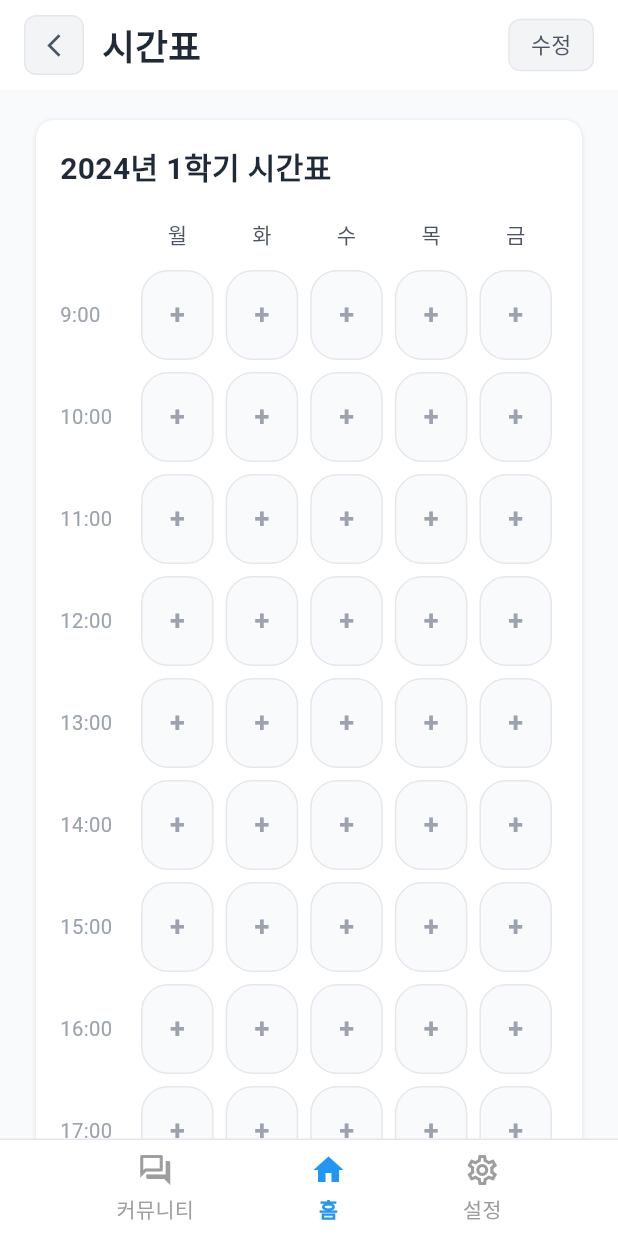
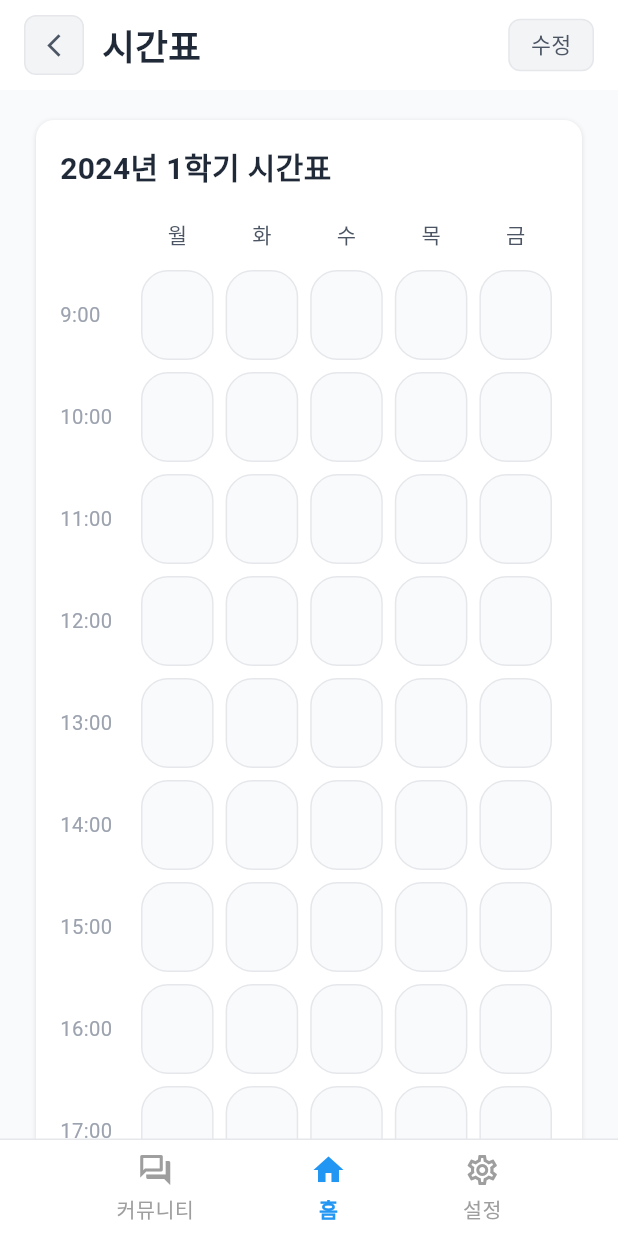
Before and after one commit to seungyun03/StudyApplication, a Flutter app: the screen it shows after launch, after a tap on "전체보기", on a phone screen of 412 x 824 dp. Run offline on Flutter 3.47's test engine with Material 3 defaults, Android fonts, the phone set to English and light mode, and no system bars; our stand-ins replace file_picker, open_filex, shared_preferences.

Commit message:
임시저장

```diff
--- a/lib/FrontEnd/AssignmentAddPage.dart
+++ b/lib/FrontEnd/AddOfSubject/AssignmentAddPage.dart
@@ -1,7 +1,4 @@
-// 📄 AssignmentAddPage.dart (수정 완료: 제출 상태 및 기한 저장 기능 포함)
-// =====================================================
-// 📗 과제 추가 및 수정 페이지
-// =====================================================
+//과제
 
 import 'package:flutter/material.dart';
 import 'package:file_picker/file_picker.dart';
--- a/lib/FrontEnd/FullTimeTable.dart
+++ b/lib/FrontEnd/FullTimeTable.dart
@@ -1,8 +1,12 @@
+// 📄 FullTimeTable.dart (수정됨: 시간표 셀에 GestureDetector 추가)
+
 import 'package:flutter/material.dart';
 import 'package:flutter/services.dart';
 import 'package:provider/provider.dart';
 import '../Providers/TimetableProvider.dart' as tp;
 import 'EditingPageParents.dart';
+// 💡 추가: TimeTablebutton 위젯을 사용하기 위해 import
+import 'TimeTablebutton.dart';
 
 class FullTimeTable extends StatelessWidget {
   const FullTimeTable({super.key});
@@ -235,40 +239,63 @@ class _WeeklyTimetableWidget extends StatelessWidget {
                     ),
                   ),
                   for (final d in days)
-                    Expanded(
+                    Builder(
+                      builder: (context) {
+                        final cellSubject = timetable["$d-$t"];
+
+                        return Expanded(
+                          // 💡 추가: GestureDetector로 탭 이벤트 처리
+                          child: GestureDetector(
+                            onTap: () {
+                              if (cellSubject == null) {
+                                // 빈 셀을 탭하면 EditingPageParents로 이동 (추가/수정)
+                                Navigator.push(
+                                  context,
+                                  MaterialPageRoute(
+                                      builder: (_) =>
+                                      const EditingPageParents()),
+                                );
+                              } else {
+                                // 과목이 있는 셀을 탭하면 TimeTableButton으로 이동 (상세 보기)
+                                Navigator.push(
+                                  context,
+                                  MaterialPageRoute(
+                                    builder: (_) => TimeTableButton(
+                                      subjectName:
+                                      "${cellSubject.subject} - ${cellSubject.room}",
+                                    ),
+                                  ),
+                                );
+                              }
+                            },
                             child: Container(
                               margin: const EdgeInsets.symmetric(horizontal: 4),
                               height: 60,
                               decoration: BoxDecoration(
-                          color: timetable["$d-$t"]?.bgColor ??
+                                color: cellSubject?.bgColor ??
                                     const Color(0xFFF9FAFB),
                                 borderRadius: BorderRadius.circular(18),
-                          border: Border.all(color: const Color(0xFFE5E7EB)),
+                                border:
+                                Border.all(color: const Color(0xFFE5E7EB)),
                               ),
                               child: Center(
-                          child: timetable["$d-$t"] == null
-                              ? const Text(
-                                  "+",
-                                  style: TextStyle(
-                                    fontSize: 18,
-                                    color: Color(0xFF9CA3AF),
-                                    fontWeight: FontWeight.bold,
-                                  ),
-                                )
+                                child: cellSubject == null
+                                    ? const SizedBox.shrink()
                                     : Column(
-                                  mainAxisAlignment: MainAxisAlignment.center,
+                                  mainAxisAlignment:
+                                  MainAxisAlignment.center,
                                   children: [
                                     Text(
-                                      timetable["$d-$t"]!.subject,
+                                      cellSubject.subject,
                                       style: TextStyle(
-                                        color: timetable["$d-$t"]!.textColor,
+                                        color: cellSubject.textColor,
                                         fontWeight: FontWeight.bold,
                                       ),
                                     ),
                                     Text(
-                                      timetable["$d-$t"]!.room,
+                                      cellSubject.room,
                                       style: TextStyle(
-                                        color: timetable["$d-$t"]!.roomColor,
+                                        color: cellSubject.roomColor,
                                         fontSize: 13,
                                       ),
                                     ),
@@ -276,6 +303,9 @@ class _WeeklyTimetableWidget extends StatelessWidget {
                                 ),
                               ),
                             ),
+                          ),
+                        );
+                      },
                     ),
                 ],
               ),
--- a/lib/FrontEnd/homepage.dart
+++ b/lib/FrontEnd/homepage.dart
@@ -135,7 +135,7 @@ class _HeaderSection extends StatelessWidget {
   }
 }
 
-// ==================== 시험 + 과제 일정 (데이터 전달 받도록 수정) ====================
+// ==================== 시험 + 과제 (데이터 전달 받도록 수정) ====================
 class _TopCardsRow extends StatelessWidget {
   // 💡 추가: 시험/과제 데이터 및 로딩 상태
   final List<Map<String, dynamic>> exams;
@@ -154,17 +154,17 @@ class _TopCardsRow extends StatelessWidget {
   Widget build(BuildContext context) {
     return Row(
       children: [
-        // 💡 데이터 전달 (왼쪽: 시험 일정)
+        // 💡 데이터 전달 (왼쪽: 시험)
         Expanded(child: ExamScheduleWidget(exams: exams, isLoading: isLoading)),
         const SizedBox(width: 16),
-        // 💡 데이터 전달 (오른쪽: 과제 일정으로 변경)
+        // 💡 데이터 전달 (오른쪽: 과제으로 변경)
         Expanded(child: AssignmentScheduleWidget(assignments: assignments, isLoading: isLoading)),
       ],
     );
   }
 }
 
-// ==================== 시험 일정 카드 (데이터 처리 로직 추가) ====================
+// ==================== 시험 카드 (데이터 처리 로직 추가) ====================
 class ExamScheduleWidget extends StatelessWidget {
   // 💡 데이터 필드 추가
   final List<Map<String, dynamic>> exams;
@@ -189,15 +189,15 @@ class ExamScheduleWidget extends StatelessWidget {
 
     return _CardWrapper(
       gradient: const [Color(0xFFFEE2E2), Color(0xFFFDF2F8)],
-      title: "시험 일정", // 💡 제목
-      emptyText: "등록된 시험 일정이 없습니다",
+      title: "시험", // 💡 제목
+      emptyText: "등록된 시험이 없습니다",
       items: upcomingExams, // 필터링된 데이터 전달
       isLoading: isLoading,
     );
   }
 }
 
-// ==================== 과제 일정 카드 (데이터 처리 로직 추가) ====================
+// ==================== 과제 카드 (데이터 처리 로직 추가) ====================
 class AssignmentScheduleWidget extends StatelessWidget {
   // 💡 데이터 필드 추가
   final List<Map<String, dynamic>> assignments;
@@ -226,7 +226,7 @@ class AssignmentScheduleWidget extends StatelessWidget {
 
     return _CardWrapper(
       gradient: const [Color(0xFFF0FDF4), Color(0xFFECFDF5)],
-      title: "과제 일정", // 💡 제목
+      title: "과제", // 💡 제목
       emptyText: "남은 미제출 과제가 없습니다",
       items: pendingAssignments, // 필터링된 데이터 전달
       isLoading: isLoading,
@@ -377,7 +377,7 @@ class _CardWrapper extends StatelessWidget {
               padding: const EdgeInsets.symmetric(vertical: 4.0, horizontal: 16.0),
               child: Column(
                 mainAxisAlignment: MainAxisAlignment.spaceEvenly,
-                children: items.map((item) => _buildItemRow(item, title == "시험 일정")).toList(),
+                children: items.map((item) => _buildItemRow(item, title == "시험")).toList(),
               ),
             ),
           ),
```
Also changed, not shown: lib/FrontEnd/AddOfSubject/ExamAddPage.dart (renamed from lib/FrontEnd/ExamAddPage.dart, +2 -5 lines), lib/FrontEnd/AddOfSubject/LectureAddPage.dart (renamed from lib/FrontEnd/LectureAddPage.dart, +5 -6 lines), lib/FrontEnd/TimeTablebutton.dart (+12 -12 lines). Lines whose indentation alone changed are shown as unchanged.
